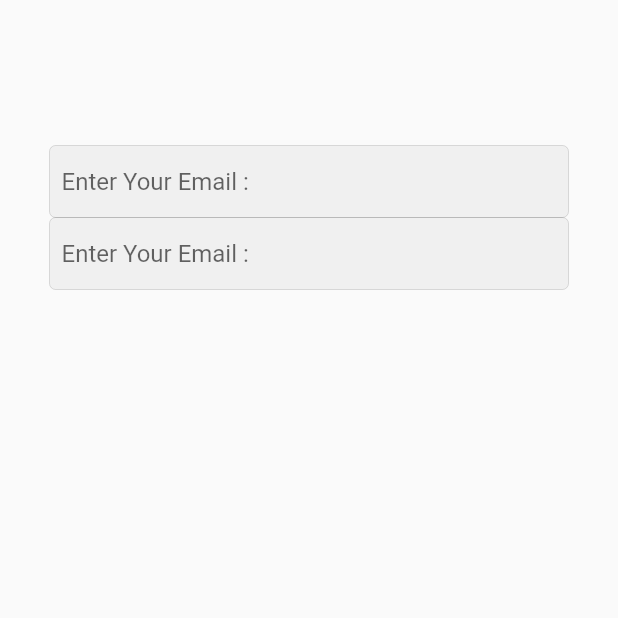
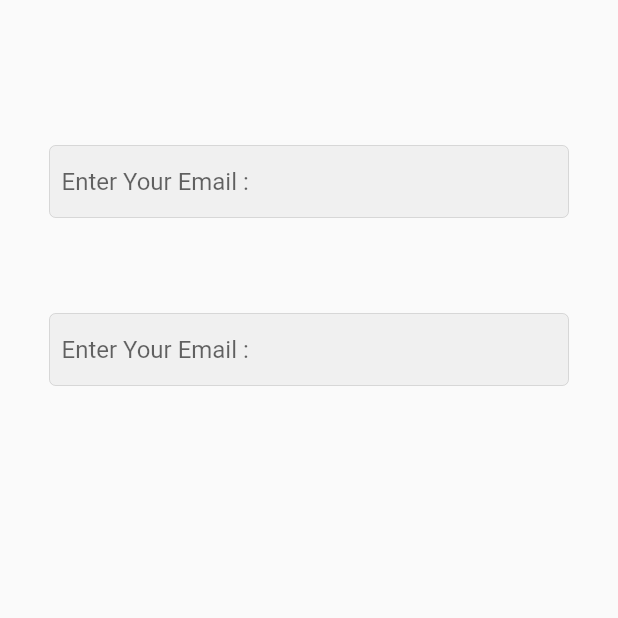
Before and after one commit to kasemkamel/e_commerce, a Flutter app: the screen it shows after launch, on a phone screen of 412 x 824 dp, the top half of it. Run offline on Flutter 3.47's test engine with Material 2 defaults, Android fonts, the phone set to English and light mode, and no system bars.

Commit message:
designed

```diff
--- a/lib/pages/login.dart
+++ b/lib/pages/login.dart
@@ -30,6 +30,7 @@ class Login extends StatelessWidget {
                     filled: true,
                     contentPadding: const EdgeInsets.all(8),
                   )),
+              const SizedBox(height: 64),
               TextField(
                   keyboardType: TextInputType.emailAddress,
                   obscureText: true,
```
